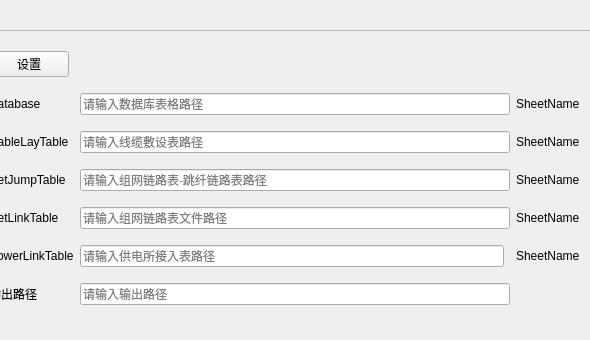
Before: the Qt Designer form craftHub/subscripts/_3drawingMaster/ui/drawingMaster.ui in baiyuan1786/CraftHub, drawn with Qt 5; both pictures show x 102 to 692 and y 0 to 340 of the 912 by 440 pixel window.
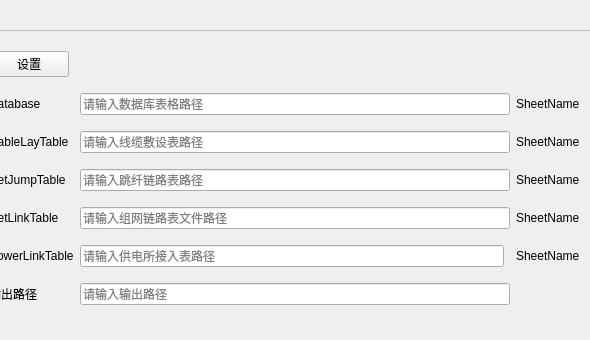
After: the same form once the commit is applied. Custom widgets are drawn as their Qt base class.

The edit to the form file:
```diff
--- a/craftHub/subscripts/_3drawingMaster/ui/drawingMaster.ui
+++ b/craftHub/subscripts/_3drawingMaster/ui/drawingMaster.ui
@@ -62,7 +62,7 @@
       <item row="4" column="1" colspan="2">
        <widget class="ExtendedLineEdit" name="lineEdit_netJump">
         <property name="placeholderText">
-         <string>请输入组网链路表-跳纤链路表路径</string>
+         <string>请输入跳纤链路表路径</string>
         </property>
        </widget>
       </item>
```
